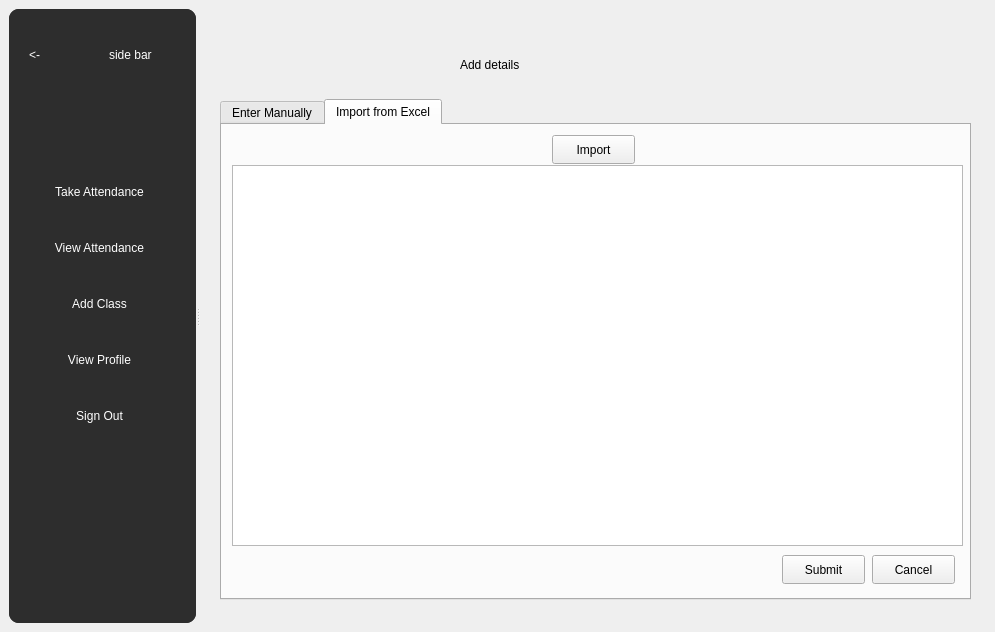
Above: mainwindow.ui from Shikhrrr/AttendanceManager before the change. Below: the same form after it.
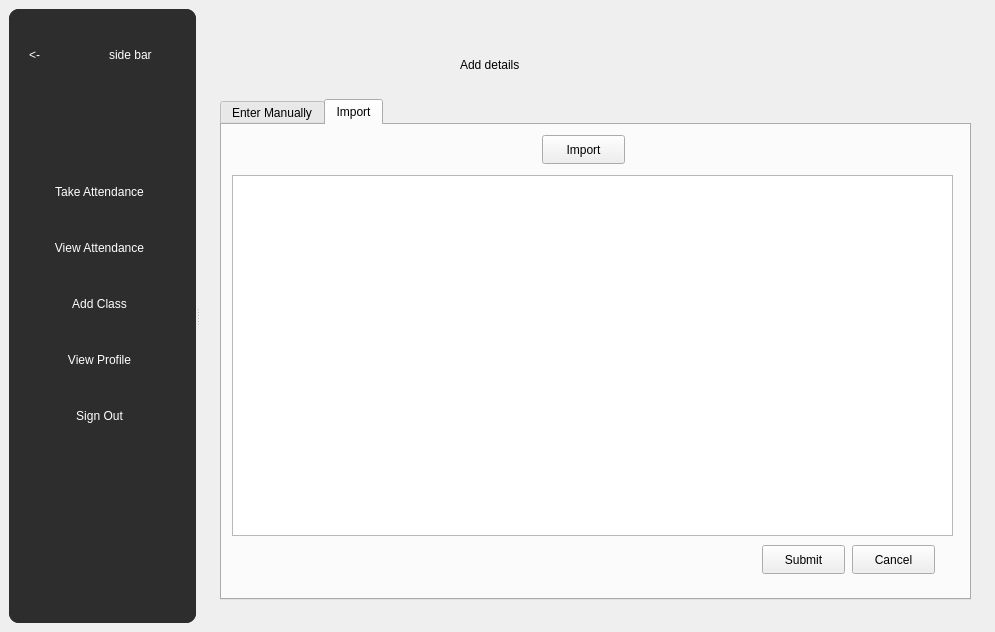
That is the form after the change.

Commit message: csv import

The edit to the form file:
```diff
--- a/mainwindow.ui
+++ b/mainwindow.ui
@@ -837,22 +837,12 @@
          </widget>
          <widget class="QWidget" name="tab_2">
           <attribute name="title">
-           <string>Import from Excel</string>
+           <string>Import</string>
           </attribute>
-          <widget class="QTableView" name="importTable">
+          <widget class="QPushButton" name="importCSV">
            <property name="geometry">
             <rect>
-             <x>10</x>
-             <y>40</y>
-             <width>731</width>
-             <height>381</height>
-            </rect>
-           </property>
-          </widget>
-          <widget class="QPushButton" name="importButton">
-           <property name="geometry">
-            <rect>
-             <x>330</x>
+             <x>320</x>
              <y>10</y>
              <width>83</width>
              <height>29</height>
@@ -862,11 +852,21 @@
             <string>Import</string>
            </property>
           </widget>
-          <widget class="QPushButton" name="importSubmit">
+          <widget class="QTableWidget" name="tableCSV">
            <property name="geometry">
             <rect>
-             <x>560</x>
-             <y>430</y>
+             <x>10</x>
+             <y>50</y>
+             <width>721</width>
+             <height>361</height>
+            </rect>
+           </property>
+          </widget>
+          <widget class="QPushButton" name="submitCSV">
+           <property name="geometry">
+            <rect>
+             <x>540</x>
+             <y>420</y>
              <width>83</width>
              <height>29</height>
             </rect>
@@ -878,8 +878,8 @@
           <widget class="QPushButton" name="importCancel">
            <property name="geometry">
             <rect>
-             <x>650</x>
-             <y>430</y>
+             <x>630</x>
+             <y>420</y>
              <width>83</width>
              <height>29</height>
             </rect>
```
Left out of the diff: 2 changed lines with no effect on the pictures. The commit also changes 2 other files.
